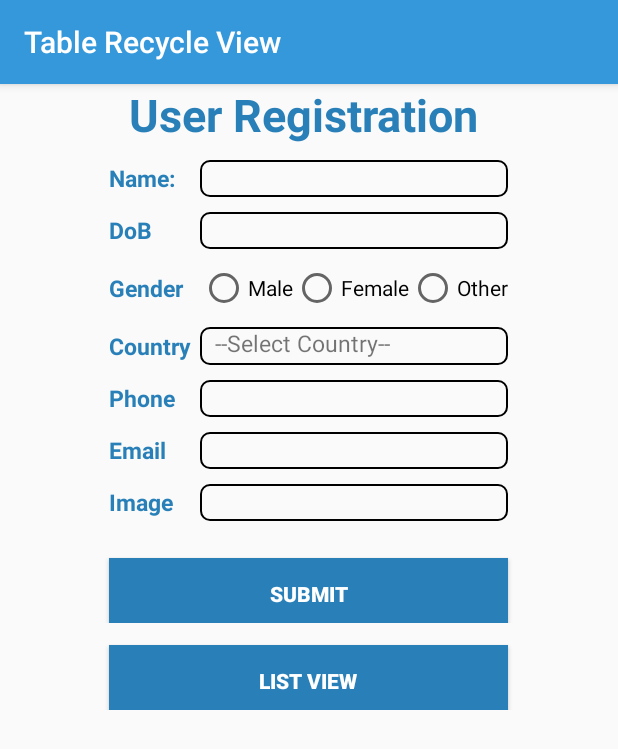
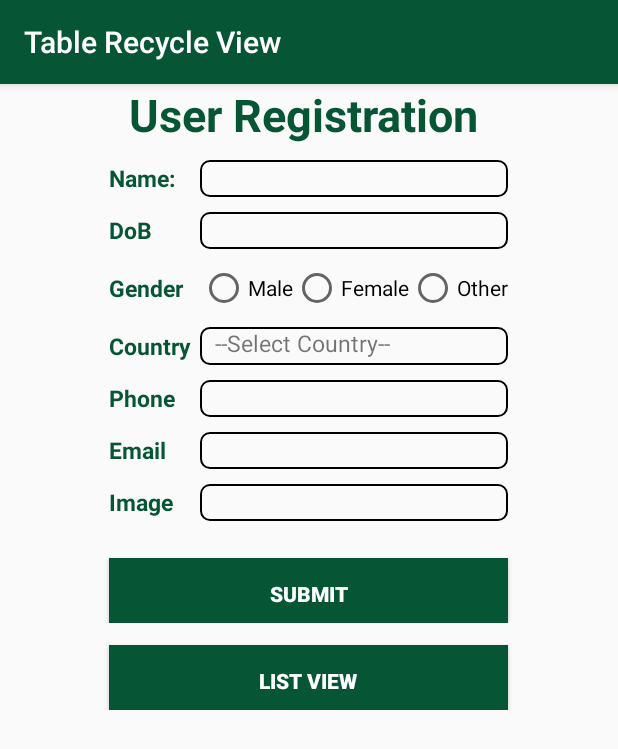
Before and after one commit to Narayan5876/TableRecycleView, an Android app: the screen it shows after launch (MainActivity), on a phone screen of 412 x 824 dp. Shown: the top 749 px of the screen. Run offline under Robolectric (Android 15) with nearby library versions, the phone set to English and light mode, and no system bars.

Commit message:
TableRecycleView

```diff
--- a/app/src/main/res/drawable-v24/ic_launcher_foreground.xml
+++ b/app/src/main/res/drawable-v24/ic_launcher_foreground.xml
@@ -17,7 +17,7 @@
                 android:startY="61.0927"
                 android:type="linear">
                 <item
-                    android:color="#44000000"
+                    android:color="#7fe5f0"
                     android:offset="0.0" />
                 <item
                     android:color="#00000000"
--- a/app/src/main/res/drawable/ic_launcher_background.xml
+++ b/app/src/main/res/drawable/ic_launcher_background.xml
@@ -10,7 +10,7 @@
     <path
         android:fillColor="#00000000"
         android:pathData="M9,0L9,108"
-        android:strokeColor="#33FFFFFF"
+        android:strokeColor="#065535"
         android:strokeWidth="0.8" />
     <path
         android:fillColor="#00000000"
@@ -25,7 +25,7 @@
     <path
         android:fillColor="#00000000"
         android:pathData="M39,0L39,108"
-        android:strokeColor="#33FFFFFF"
+        android:strokeColor="#065535"
         android:strokeWidth="0.8" />
     <path
         android:fillColor="#00000000"
--- a/app/src/main/res/values/colors.xml
+++ b/app/src/main/res/values/colors.xml
@@ -1,6 +1,6 @@
 <?xml version="1.0" encoding="utf-8"?>
 <resources>
-    <color name="colorPrimary">#3498db</color>
-    <color name="colorPrimaryDark">#2980b9</color>
-    <color name="colorAccent">#2980b9</color>
+    <color name="colorPrimary">#065535</color>
+    <color name="colorPrimaryDark">#003366</color>
+    <color name="colorAccent">#cccccc</color>
 </resources>
--- a/app/src/main/res/values/styles.xml
+++ b/app/src/main/res/values/styles.xml
@@ -9,12 +9,12 @@
     </style>
 
     <style name="text">
-        <item name="android:textColor">#2980b9</item>
+        <item name="android:textColor">#065535</item>
         <item name="android:textSize">30dp</item>
         <item name="android:textStyle">bold</item>
     </style>
     <style name="textname">
-        <item name="android:textColor">#2980b9</item>
+        <item name="android:textColor">#065535</item>
         <item name="android:textSize">25dp</item>
         <item name="android:textStyle">bold</item>
         <item name="android:layout_marginRight">5dp</item>
@@ -22,7 +22,7 @@
 
     <style name="btn">
         <item name="android:layout_marginTop">10dp</item>
-        <item name="android:background">#2980b9</item>
+        <item name="android:background">#065535</item>
         <item name="android:textColor">#FFFFFF</item>
         <item name="android:textStyle">bold</item>
         <item name="android:radius">20dp</item>
```
